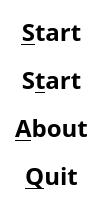
First picture: the form in Games/GameTicTacToe/qttictactoemenudialog.ui, repository richelbilderbeek/ProjectRichelBilderbeek, before the edit.
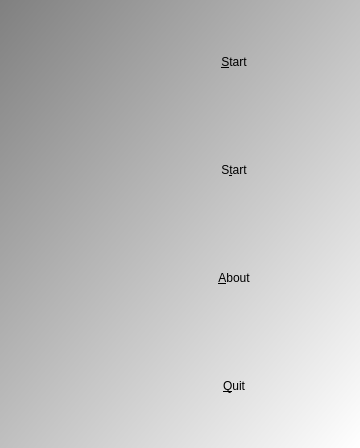
Second picture: the form after the edit. Icons and pictures are not drawn.

```diff
--- a/Games/GameTicTacToe/qttictactoemenudialog.ui
+++ b/Games/GameTicTacToe/qttictactoemenudialog.ui
@@ -6,8 +6,8 @@
    <rect>
     <x>0</x>
     <y>0</y>
-    <width>96</width>
-    <height>184</height>
+    <width>360</width>
+    <height>444</height>
    </rect>
   </property>
   <property name="minimumSize">
@@ -16,78 +16,6 @@
     <height>0</height>
    </size>
   </property>
-  <property name="palette">
-   <palette>
-    <active>
-     <colorrole role="Base">
-      <brush brushstyle="SolidPattern">
-       <color alpha="255">
-        <red>255</red>
-        <green>255</green>
-        <blue>255</blue>
-       </color>
-      </brush>
-     </colorrole>
-     <colorrole role="Window">
-      <brush brushstyle="SolidPattern">
-       <color alpha="255">
-        <red>255</red>
-        <green>255</green>
-        <blue>255</blue>
-       </color>
-      </brush>
-     </colorrole>
-    </active>
-    <inactive>
-     <colorrole role="Base">
-      <brush brushstyle="SolidPattern">
-       <color alpha="255">
-        <red>255</red>
-        <green>255</green>
-        <blue>255</blue>
-       </color>
-      </brush>
-     </colorrole>
-     <colorrole role="Window">
-      <brush brushstyle="SolidPattern">
-       <color alpha="255">
-        <red>255</red>
-        <green>255</green>
-        <blue>255</blue>
-       </color>
-      </brush>
-     </colorrole>
-    </inactive>
-    <disabled>
-     <colorrole role="Base">
-      <brush brushstyle="SolidPattern">
-       <color alpha="255">
-        <red>255</red>
-        <green>255</green>
-        <blue>255</blue>
-       </color>
-      </brush>
-     </colorrole>
-     <colorrole role="Window">
-      <brush brushstyle="SolidPattern">
-       <color alpha="255">
-        <red>255</red>
-        <green>255</green>
-        <blue>255</blue>
-       </color>
-      </brush>
-     </colorrole>
-    </disabled>
-   </palette>
-  </property>
-  <property name="font">
-   <font>
-    <family>Courier 10 Pitch</family>
-    <pointsize>18</pointsize>
-    <weight>75</weight>
-    <bold>true</bold>
-   </font>
-  </property>
   <property name="windowTitle">
    <string>TicTacToe</string>
   </property>
@@ -95,8 +23,38 @@
    <iconset resource="GameTicTacToe.qrc">
     <normaloff>:/images/R.png</normaloff>:/images/R.png</iconset>
   </property>
-  <layout class="QVBoxLayout" name="verticalLayout">
-   <item>
+  <property name="styleSheet">
+   <string notr="true">QDialog { 
+background-color: qlineargradient(x1: 0, y1: 0, x2: 1, y2: 1, stop: 0  #808080, stop: 1 #ffffff);
+}
+QPushButton { background-color: rgb(255, 255, 255);  }
+QPushButton { color: rgb(0,0,0); }
+QPushButton { font: 48px &quot;Courier New&quot;, courier, monospace }</string>
+  </property>
+  <layout class="QGridLayout" name="gridLayout">
+   <item row="0" column="0">
+    <widget class="QLabel" name="label">
+     <property name="minimumSize">
+      <size>
+       <width>102</width>
+       <height>102</height>
+      </size>
+     </property>
+     <property name="maximumSize">
+      <size>
+       <width>102</width>
+       <height>102</height>
+      </size>
+     </property>
+     <property name="text">
+      <string/>
+     </property>
+     <property name="pixmap">
+      <pixmap resource="GameTicTacToe.qrc">:/images/GameTicTacToeModern.png</pixmap>
+     </property>
+    </widget>
+   </item>
+   <item row="0" column="1">
     <widget class="QPushButton" name="button_start">
      <property name="text">
       <string>&amp;Start</string>
@@ -106,7 +64,29 @@
      </property>
     </widget>
    </item>
-   <item>
+   <item row="1" column="0">
+    <widget class="QLabel" name="label_2">
+     <property name="minimumSize">
+      <size>
+       <width>102</width>
+       <height>102</height>
+      </size>
+     </property>
+     <property name="maximumSize">
+      <size>
+       <width>102</width>
+       <height>102</height>
+      </size>
+     </property>
+     <property name="text">
+      <string/>
+     </property>
+     <property name="pixmap">
+      <pixmap resource="GameTicTacToe.qrc">:/images/GameTicTacToeRetro.png</pixmap>
+     </property>
+    </widget>
+   </item>
+   <item row="1" column="1">
     <widget class="QPushButton" name="button_start_old_school">
      <property name="text">
       <string>S&amp;tart</string>
@@ -116,7 +96,32 @@
      </property>
     </widget>
    </item>
-   <item>
+   <item row="2" column="0">
+    <widget class="QLabel" name="label_3">
+     <property name="minimumSize">
+      <size>
+       <width>102</width>
+       <height>102</height>
+      </size>
+     </property>
+     <property name="maximumSize">
+      <size>
+       <width>102</width>
+       <height>102</height>
+      </size>
+     </property>
+     <property name="text">
+      <string/>
+     </property>
+     <property name="pixmap">
+      <pixmap resource="GameTicTacToe.qrc">:/images/R.png</pixmap>
+     </property>
+     <property name="scaledContents">
+      <bool>true</bool>
+     </property>
+    </widget>
+   </item>
+   <item row="2" column="1">
     <widget class="QPushButton" name="button_about">
      <property name="text">
       <string>&amp;About</string>
@@ -126,7 +131,32 @@
      </property>
     </widget>
    </item>
-   <item>
+   <item row="3" column="0">
+    <widget class="QLabel" name="label_4">
+     <property name="minimumSize">
+      <size>
+       <width>102</width>
+       <height>102</height>
+      </size>
+     </property>
+     <property name="maximumSize">
+      <size>
+       <width>102</width>
+       <height>102</height>
+      </size>
+     </property>
+     <property name="text">
+      <string/>
+     </property>
+     <property name="pixmap">
+      <pixmap resource="GameTicTacToe.qrc">:/images/X.png</pixmap>
+     </property>
+     <property name="scaledContents">
+      <bool>true</bool>
+     </property>
+    </widget>
+   </item>
+   <item row="3" column="1">
     <widget class="QPushButton" name="button_quit">
      <property name="text">
       <string>&amp;Quit</string>
```
